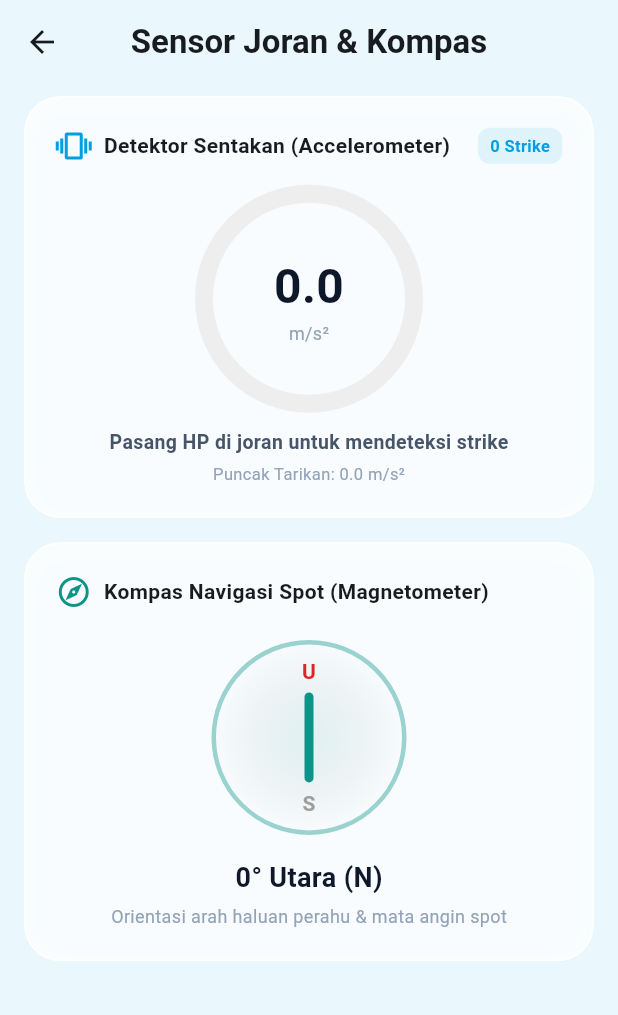
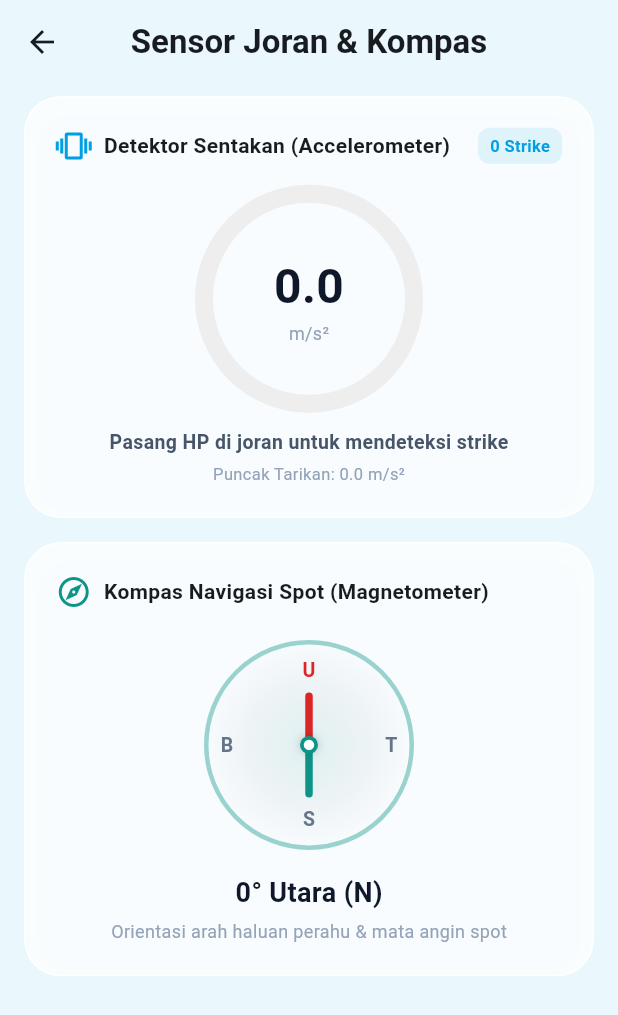
Before and after one commit to hasbisdqi/strike_log, a Flutter app: the StrikeDetectorScreen screen opened directly, on a phone screen of 412 x 824 dp. Shown: the top 1015 px of the screen. Run offline on Flutter 3.47's test engine with Material 3 defaults, Android fonts, the phone set to English and light mode, and no system bars; our stand-ins replace fl_chart, flutter_compass, flutter_local_notifications, flutter_secure_storage, geocoding, geolocator and 6 more; accounts and stored records are empty.

Commit message:
feat: add West and East cardinal points and style needle on compass dial

```diff
--- a/lib/screens/strike_detector_screen.dart
+++ b/lib/screens/strike_detector_screen.dart
@@ -238,12 +238,12 @@ class _StrikeDetectorScreenState extends State<StrikeDetectorScreen> {
                   ),
                   const SizedBox(height: AppSpacing.xl),
 
-                  // Visual Compass Needle
+                  // Visual Compass Dial & Needle
                   Transform.rotate(
                     angle: ((headingDeg) * (pi / 180) * -1),
                     child: Container(
-                      width: 130,
-                      height: 130,
+                      width: 140,
+                      height: 140,
                       decoration: BoxDecoration(
                         shape: BoxShape.circle,
                         border: Border.all(color: AppColors.tealAccent.withValues(alpha: 0.4), width: 3),
@@ -257,23 +257,74 @@ class _StrikeDetectorScreenState extends State<StrikeDetectorScreen> {
                       child: Stack(
                         alignment: Alignment.center,
                         children: [
+                          // Utara (N)
                           const Positioned(
                             top: 8,
                             child: Text(
                               'U',
-                              style: TextStyle(fontWeight: FontWeight.bold, color: AppColors.error),
+                              style: TextStyle(fontWeight: FontWeight.bold, fontSize: 13, color: AppColors.error),
                             ),
                           ),
+                          // Selatan (S)
                           const Positioned(
                             bottom: 8,
-                            child: Text('S', style: TextStyle(fontWeight: FontWeight.bold, color: Colors.grey)),
+                            child: Text(
+                              'S',
+                              style: TextStyle(fontWeight: FontWeight.bold, fontSize: 13, color: Color(0xFF64748B)),
+                            ),
                           ),
+                          // Timur (E)
+                          const Positioned(
+                            right: 8,
+                            child: Text(
+                              'T',
+                              style: TextStyle(fontWeight: FontWeight.bold, fontSize: 13, color: Color(0xFF64748B)),
+                            ),
+                          ),
+                          // Barat (W)
+                          const Positioned(
+                            left: 8,
+                            child: Text(
+                              'B',
+                              style: TextStyle(fontWeight: FontWeight.bold, fontSize: 13, color: Color(0xFF64748B)),
+                            ),
+                          ),
+                          // Needle (North: Merah, South: Teal/Abu)
+                          Column(
+                            mainAxisSize: MainAxisSize.min,
+                            children: [
+                              Container(
+                                width: 5,
+                                height: 35,
+                                decoration: BoxDecoration(
+                                  color: AppColors.error,
+                                  borderRadius: const BorderRadius.vertical(top: Radius.circular(3)),
+                                ),
+                              ),
+                              Container(
+                                width: 5,
+                                height: 35,
+                                decoration: BoxDecoration(
+                                  color: AppColors.tealAccent,
+                                  borderRadius: const BorderRadius.vertical(bottom: Radius.circular(3)),
+                                ),
+                              ),
+                            ],
+                          ),
+                          // Center Pivot
                           Container(
-                            width: 6,
-                            height: 60,
+                            width: 12,
+                            height: 12,
                             decoration: BoxDecoration(
-                              color: AppColors.tealAccent,
-                              borderRadius: BorderRadius.circular(3),
+                              color: Colors.white,
+                              shape: BoxShape.circle,
+                              border: Border.all(color: AppColors.tealAccent, width: 2.5),
+                              boxShadow: [
+                                BoxShadow(
+                                  color: Colors.black.withValues(alpha: 0.2),
+                                  blurRadius: 4,
+                                ),
+                              ],
                             ),
                           ),
                         ],
```
